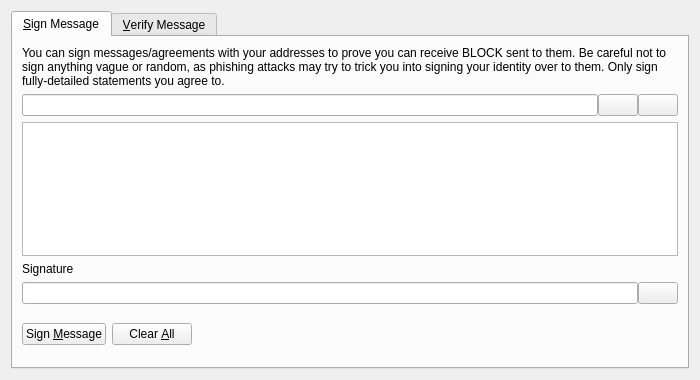
The window that src/qt/forms/signverifymessagedialog.ui (mraksoll4/reptiloids) describes before a commit, drawn with Qt 5.
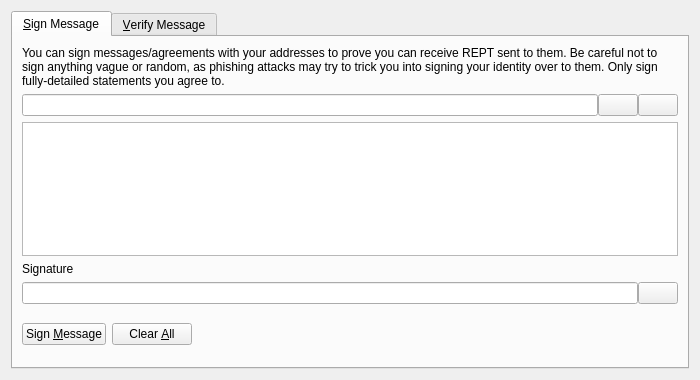
The same window after the commit. Icons and pictures are not drawn. Custom widgets are drawn as their Qt base class.

Commit message: test Update BLOCK to REPT

```diff
--- a/src/qt/forms/signverifymessagedialog.ui
+++ b/src/qt/forms/signverifymessagedialog.ui
@@ -30,7 +30,7 @@
        <item>
         <widget class="QLabel" name="infoLabel_SM">
          <property name="text">
-          <string>You can sign messages/agreements with your addresses to prove you can receive BLOCK sent to them. Be careful not to sign anything vague or random, as phishing attacks may try to trick you into signing your identity over to them. Only sign fully-detailed statements you agree to.</string>
+          <string>You can sign messages/agreements with your addresses to prove you can receive REPT sent to them. Be careful not to sign anything vague or random, as phishing attacks may try to trick you into signing your identity over to them. Only sign fully-detailed statements you agree to.</string>
          </property>
          <property name="textFormat">
           <enum>Qt::PlainText</enum>
```
The commit also changes 138 other files.
